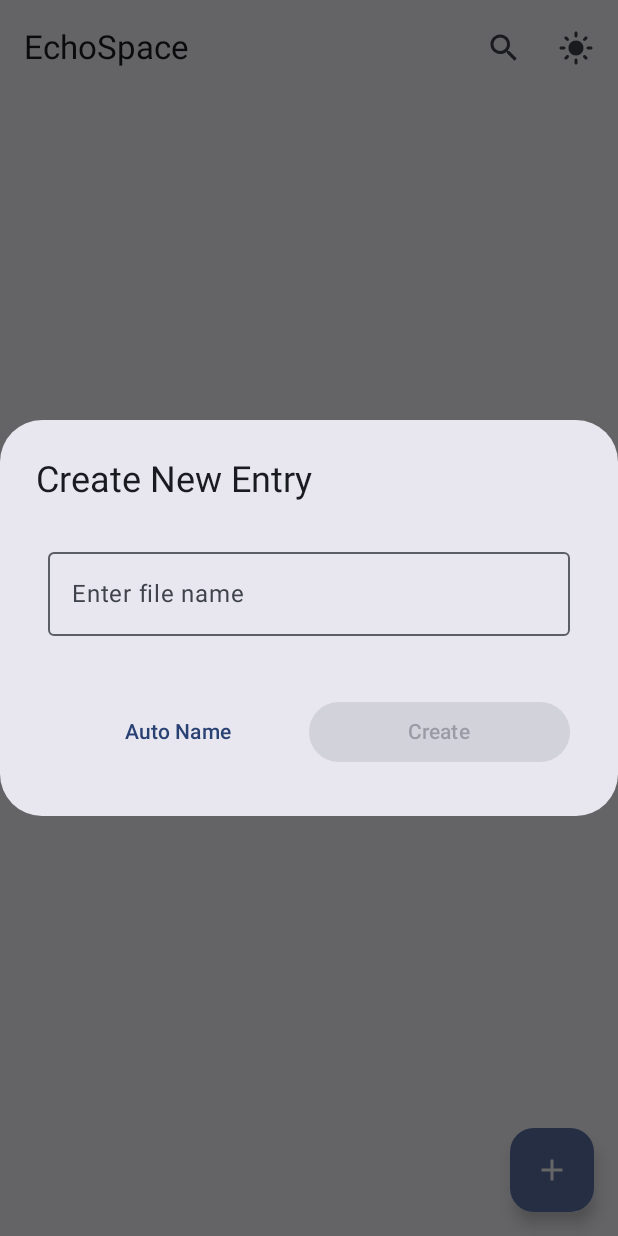
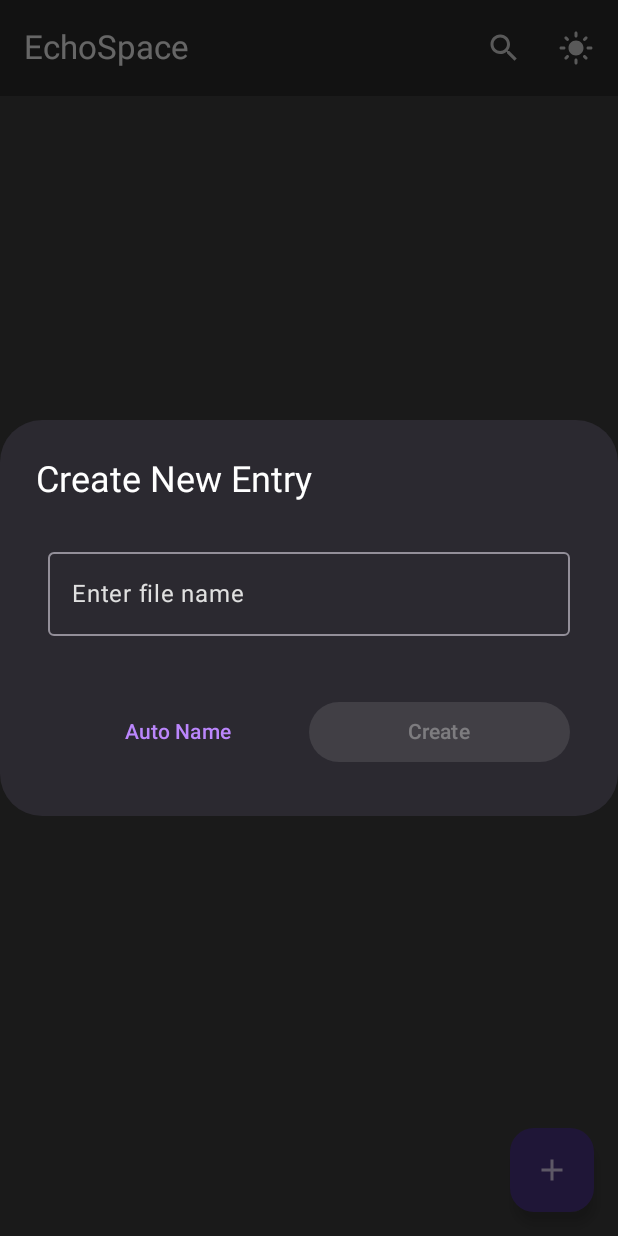
Before and after one commit to dead96pool/echospace, an Android app built with Jetpack Compose: the screen it shows after launch (MainActivity), after a tap on "Add Entry", on a phone screen of 412 x 824 dp. Run offline under Robolectric (Android 15) with nearby library versions, the phone set to English and light mode, and no system bars; our stand-ins replace accompanist; 2 other taps on this screen came first.

Commit message:
"theme toggle working"

```diff
--- a/app/build.gradle.kts
+++ b/app/build.gradle.kts
@@ -60,6 +60,12 @@ dependencies {
     // Add this for pull refresh
     implementation("androidx.compose.material:material:1.6.0")
 
+    // DataStore for theme preferences
+    implementation("androidx.datastore:datastore-preferences:1.0.0")
+
+    // Lifecycle compose
+    implementation("androidx.lifecycle:lifecycle-runtime-compose:2.7.0")
+
     // System UI Controller for handling navigation bar colors
     implementation("com.google.accompanist:accompanist-systemuicontroller:0.32.0")
 
--- a/app/src/main/java/com/example/echospace/MainActivity.kt
+++ b/app/src/main/java/com/example/echospace/MainActivity.kt
@@ -6,36 +6,54 @@ import androidx.activity.compose.setContent
 import androidx.compose.foundation.layout.fillMaxSize
 import androidx.compose.material3.MaterialTheme
 import androidx.compose.material3.Surface
+import androidx.compose.runtime.collectAsState
+import androidx.compose.runtime.getValue
 import androidx.compose.ui.Modifier
+import androidx.lifecycle.lifecycleScope
 import com.example.echospace.data.local.FileManager
 import com.example.echospace.data.repository.DiaryRepositoryImpl
 import com.example.echospace.ui.home.HomeScreen
 import com.example.echospace.ui.theme.EchoSpaceTheme
-
+import com.example.echospace.utils.ThemePreferences
+import kotlinx.coroutines.launch
 
 class MainActivity : ComponentActivity() {
+    private lateinit var themePreferences: ThemePreferences
+
     override fun onCreate(savedInstanceState: Bundle?) {
         super.onCreate(savedInstanceState)
+
+        themePreferences = ThemePreferences(this)
 
         // Initialize repository
         val fileManager = FileManager(this)
         val diaryRepository = DiaryRepositoryImpl(fileManager)
 
         setContent {
-            EchoSpaceTheme {
+            // Collect theme state from preferences (defaults to light theme)
+            val isDarkTheme by themePreferences.isDarkTheme.collectAsState(initial = false)
+
+            // Use manual theme control, ignoring system theme
+            EchoSpaceTheme(
+                darkTheme = isDarkTheme, // Use stored preference instead of system theme
+                dynamicColor = false // Disable dynamic colors to use custom theme
+            ) {
                 Surface(
                     modifier = Modifier.fillMaxSize(),
                     color = MaterialTheme.colorScheme.background
                 ) {
-                    HomeScreen(diaryRepository)
+                    HomeScreen(
+                        diaryRepository = diaryRepository,
+                        isDarkTheme = isDarkTheme,
+                        onThemeToggle = {
+                            // Toggle theme and save preference
+                            lifecycleScope.launch {
+                                themePreferences.setDarkTheme(!isDarkTheme)
+                            }
+                        }
+                    )
                 }
             }
         }
     }
-
-    // Add this to refresh when returning from editor
-    override fun onResume() {
-        super.onResume()
-        // This will trigger recomposition when returning to main activity
-    }
 }
--- a/app/src/main/java/com/example/echospace/ui/home/HomeScreen.kt
+++ b/app/src/main/java/com/example/echospace/ui/home/HomeScreen.kt
@@ -4,6 +4,7 @@ import android.content.Intent
 import android.widget.Toast
 import androidx.activity.compose.BackHandler
 import androidx.compose.foundation.background
+import androidx.compose.foundation.isSystemInDarkTheme
 import androidx.compose.foundation.layout.Box
 import androidx.compose.foundation.layout.fillMaxSize
 import androidx.compose.foundation.layout.padding
@@ -17,6 +18,7 @@ import androidx.compose.material.pullrefresh.pullRefresh
 import androidx.compose.material.pullrefresh.rememberPullRefreshState
 import androidx.compose.material.icons.Icons
 import androidx.compose.material.icons.automirrored.filled.ArrowBack
+import androidx.compose.material.icons.filled.DarkMode
 import androidx.compose.material.icons.filled.Add
 import androidx.compose.material.icons.filled.LightMode
 import androidx.compose.material.icons.filled.Search
@@ -57,7 +59,10 @@ import kotlinx.coroutines.launch
 
 @OptIn(ExperimentalMaterial3Api::class, ExperimentalMaterialApi::class)
 @Composable
-fun HomeScreen(diaryRepository: DiaryRepository) {
+fun HomeScreen(diaryRepository: DiaryRepository,
+               isDarkTheme: Boolean = false,
+               onThemeToggle: () -> Unit = {}
+) {
     val context = LocalContext.current
     val coroutineScope = rememberCoroutineScope()
 
@@ -137,8 +142,15 @@ fun HomeScreen(diaryRepository: DiaryRepository) {
                     IconButton(onClick = { /* TODO: Search */ }) {
                         Icon(Icons.Default.Search, contentDescription = "Search")
                     }
-                    IconButton(onClick = { /* TODO: Theme toggle */ }) {
-                        Icon(Icons.Default.LightMode, contentDescription = "Toggle Theme")
+                    // Theme toggle button with dynamic icon
+                    IconButton(onClick = onThemeToggle) {
+                        Icon(
+                            imageVector = if (isDarkTheme)
+                                Icons.Default.LightMode
+                            else
+                                Icons.Default.DarkMode,
+                            contentDescription = "Toggle Theme"
+                        )
                     }
                 }
             )
@@ -177,6 +189,7 @@ fun HomeScreen(diaryRepository: DiaryRepository) {
                 items(folderContents) { folderItem ->
                     FolderItemComponent(
                         item = folderItem,
+                        isDarkTheme = isDarkTheme, // Pass the theme state
                         onClick = {
                             if (folderItem.isFolder) {
                                 currentPath = folderItem.path
@@ -188,8 +201,8 @@ fun HomeScreen(diaryRepository: DiaryRepository) {
                                 }
                             }
                         },
-                        onRename = { it.entry?.let { entryToRename = it } },
-                        onDelete = { it.entry?.let { entryToDelete = it } }
+                        onRename = { item -> item.entry?.let { entryToRename = it } },
+                        onDelete = { item -> item.entry?.let { entryToDelete = it } }
                     )
                 }
             }
--- a/app/src/main/java/com/example/echospace/ui/theme/Theme.kt
+++ b/app/src/main/java/com/example/echospace/ui/theme/Theme.kt
@@ -1,6 +1,6 @@
+// ui/theme/Theme.kt
 package com.example.echospace.ui.theme
 
-import android.app.Activity
 import android.os.Build
 import androidx.compose.foundation.isSystemInDarkTheme
 import androidx.compose.material3.MaterialTheme
@@ -9,38 +9,50 @@ import androidx.compose.material3.dynamicDarkColorScheme
 import androidx.compose.material3.dynamicLightColorScheme
 import androidx.compose.material3.lightColorScheme
 import androidx.compose.runtime.Composable
-import androidx.compose.ui.platform.LocalContext
 import androidx.compose.runtime.SideEffect
+import androidx.compose.ui.graphics.Color
 import androidx.compose.ui.platform.LocalContext
 import com.google.accompanist.systemuicontroller.rememberSystemUiController
 
+// Custom grey colors
+private val DarkGrey = Color(0xFF424242)
+private val LightGrey = Color(0xFF757575)
+private val MediumGrey = Color(0xFF616161)
+private val VeryLightGrey = Color(0xFFF5F5F5)
+
 private val DarkColorScheme = darkColorScheme(
-    primary = Purple80,
-    secondary = PurpleGrey80,
-    tertiary = Pink80
+    primary = Color(0xFFBB86FC),
+    secondary = Color(0xFF03DAC6),
+    tertiary = Color(0xFF3700B3),
+    background = DarkGrey,
+    surface = Color(0xFF2D2D2D),
+    onBackground = Color.White,
+    onSurface = Color.White,
+    onPrimary = Color.Black,
+    onSecondary = Color.Black,
+    surfaceVariant = MediumGrey,
+    onSurfaceVariant = Color(0xFFE0E0E0)
 )
 
 private val LightColorScheme = lightColorScheme(
-    primary = Purple40,
-    secondary = PurpleGrey40,
-    tertiary = Pink40
-
-    /* Other default colors to override
-    background = Color(0xFFFFFBFE),
-    surface = Color(0xFFFFFBFE),
+    primary = Color(0xFF6200EE),
+    secondary = Color(0xFF03DAC6),
+    tertiary = Color(0xFF3700B3),
+    background = Color.White,
+    surface = VeryLightGrey,
+    onBackground = Color.Black,
+    onSurface = Color.Black,
     onPrimary = Color.White,
     onSecondary = Color.White,
-    onTertiary = Color.White,
-    onBackground = Color(0xFF1C1B1F),
-    onSurface = Color(0xFF1C1B1F),
-    */
+    surfaceVariant = Color(0xFFF0F0F0),
+    onSurfaceVariant = LightGrey
 )
 
 @Composable
 fun EchoSpaceTheme(
     darkTheme: Boolean = isSystemInDarkTheme(),
     // Dynamic color is available on Android 12+
-    dynamicColor: Boolean = true,
+    dynamicColor: Boolean = false, // Set to false to use custom colors
     content: @Composable () -> Unit
 ) {
     val colorScheme = when {
@@ -52,17 +64,13 @@ fun EchoSpaceTheme(
         else -> LightColorScheme
     }
 
-    // Set system bars color
     val systemUiController = rememberSystemUiController()
     SideEffect {
-        // Set status bar color
-        systemUiController.setStatusBarColor(
+        systemUiController.setNavigationBarColor(
             color = colorScheme.surface,
             darkIcons = !darkTheme
         )
-
-        // Set navigation bar color with visible icons
-        systemUiController.setNavigationBarColor(
+        systemUiController.setStatusBarColor(
             color = colorScheme.surface,
             darkIcons = !darkTheme
         )
--- /dev/null
+++ b/app/src/main/java/com/example/echospace/utils/ThemePreferences.kt
@@ -0,0 +1,29 @@
+// utils/ThemePreferences.kt
+package com.example.echospace.utils
+
+import android.content.Context
+import androidx.datastore.core.DataStore
+import androidx.datastore.preferences.core.Preferences
+import androidx.datastore.preferences.core.booleanPreferencesKey
+import androidx.datastore.preferences.core.edit
+import androidx.datastore.preferences.preferencesDataStore
+import kotlinx.coroutines.flow.Flow
+import kotlinx.coroutines.flow.map
+
+class ThemePreferences(private val context: Context) {
+    companion object {
+        private val Context.dataStore: DataStore<Preferences> by preferencesDataStore("theme_preferences")
+        private val DARK_THEME_KEY = booleanPreferencesKey("dark_theme")
+    }
+
+    val isDarkTheme: Flow<Boolean> = context.dataStore.data
+        .map { preferences ->
+            preferences[DARK_THEME_KEY] ?: false
+        }
+
+    suspend fun setDarkTheme(isDark: Boolean) {
+        context.dataStore.edit { preferences ->
+            preferences[DARK_THEME_KEY] = isDark
+        }
+    }
+}
```
Also changed, not shown: app/src/main/java/com/example/echospace/ui/components/FolderItemComponent.kt (+47 -23 lines), app/src/main/java/com/example/echospace/ui/editor/EditorActivity.kt (+22 -2 lines), app/src/main/java/com/example/echospace/ui/editor/EditorScreen.kt (+34 -16 lines).
